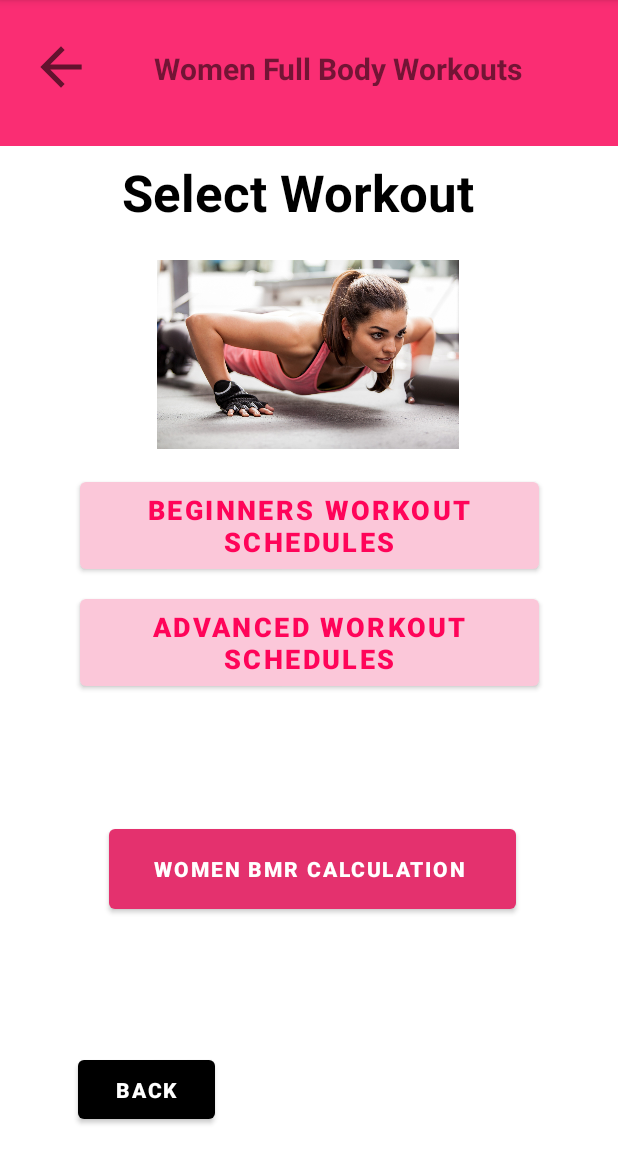
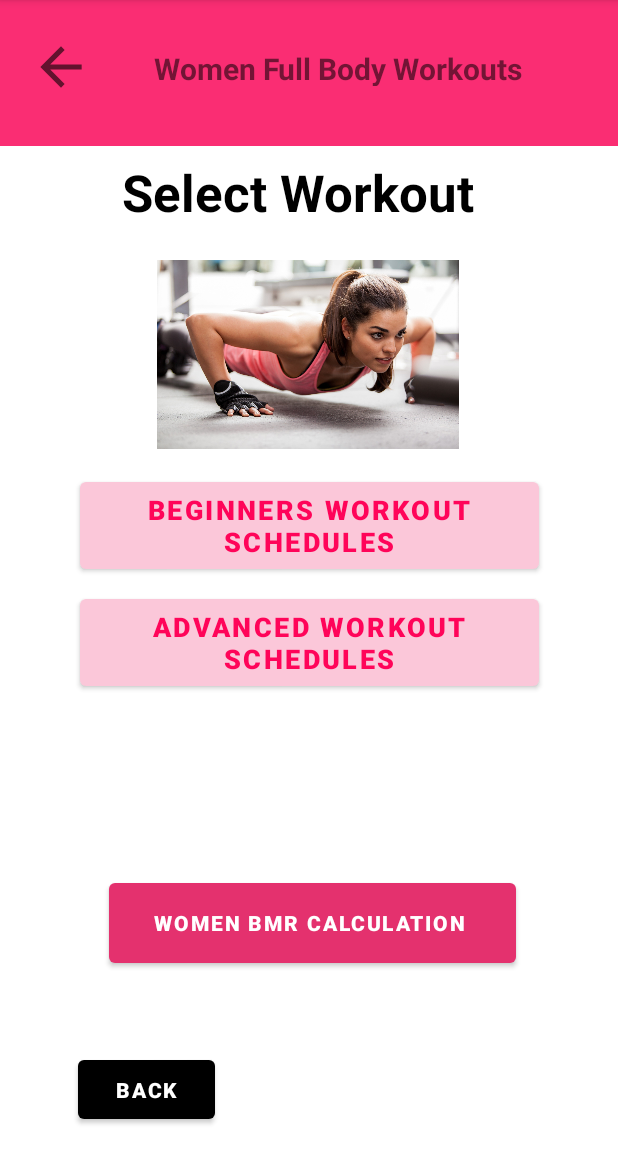
Before and after one commit to AnuththaraGHN/Fitness-World, an Android app: the MainActivity2 screen opened directly, with no data from a screen before it, on a phone screen of 412 x 824 dp, the part 84-1236 px from its top. Run offline under Robolectric (Android 15) with nearby library versions, the phone set to English and light mode, and no system bars.

Commit message:
bmr cal btn updated

```diff
--- a/app/src/main/res/layout/activity_main2.xml
+++ b/app/src/main/res/layout/activity_main2.xml
@@ -96,7 +96,7 @@
         android:layout_width="271dp"
         android:layout_height="65dp"
         android:layout_marginEnd="68dp"
-        android:layout_marginBottom="156dp"
+        android:layout_marginBottom="120dp"
         android:text="Women BMR Calculation "
         android:textColor="#FFFFFF"
         android:textStyle="bold"
```
